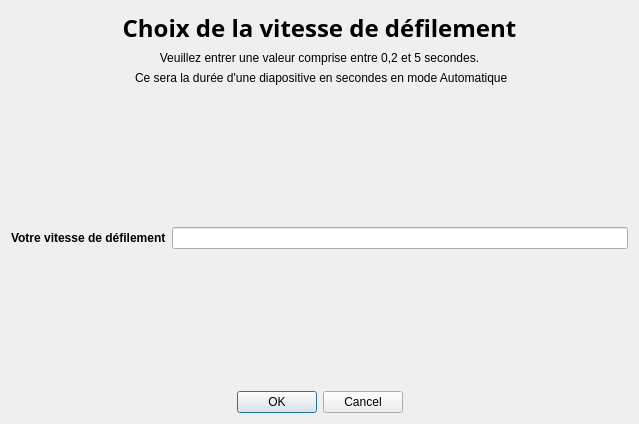
Above: V5_MVP_lecteurDiaporama/choixvitessedefilement.ui from FranzouGame/SAE1.01-LecteurDiaporama before the change. Below: the same form after it.
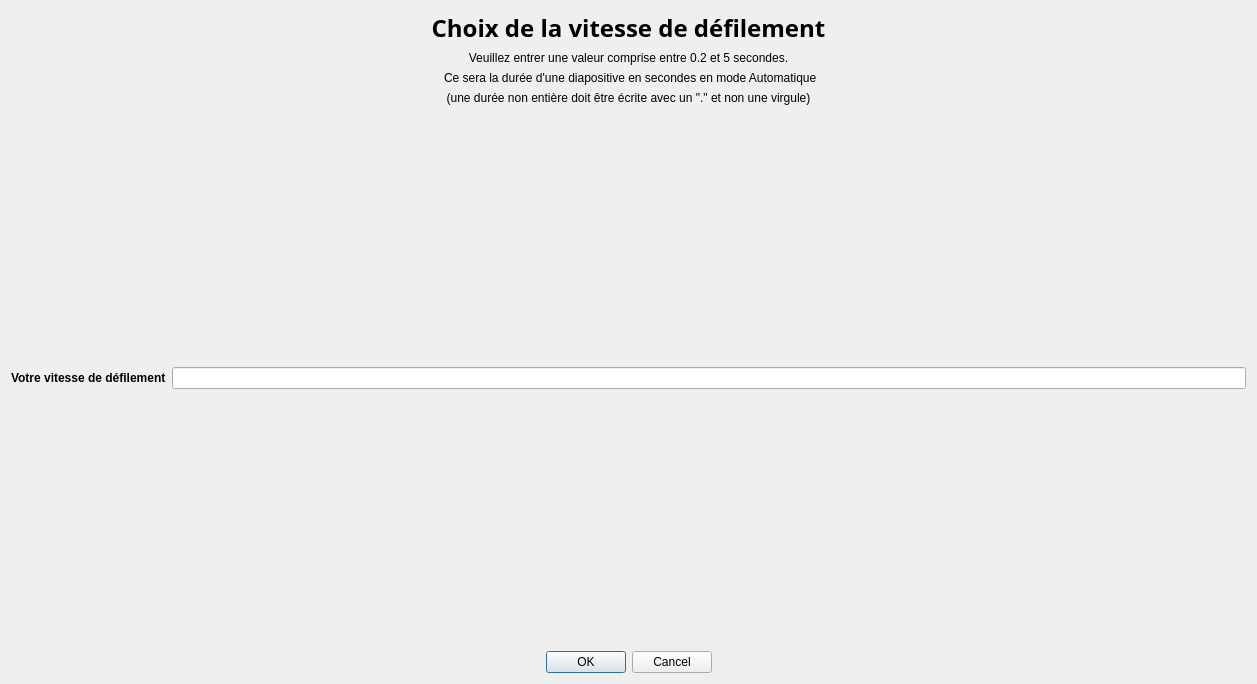
That is the form after the change.

Patch:
```diff
--- a/V5_MVP_lecteurDiaporama/choixvitessedefilement.ui
+++ b/V5_MVP_lecteurDiaporama/choixvitessedefilement.ui
@@ -6,8 +6,8 @@
    <rect>
     <x>0</x>
     <y>0</y>
-    <width>639</width>
-    <height>424</height>
+    <width>1257</width>
+    <height>684</height>
    </rect>
   </property>
   <property name="windowTitle">
@@ -36,7 +36,7 @@
      <item>
       <widget class="QLabel" name="desc1">
        <property name="text">
-        <string>Veuillez entrer une valeur comprise entre 0,2 et 5 secondes.</string>
+        <string>Veuillez entrer une valeur comprise entre 0.2 et 5 secondes.</string>
        </property>
        <property name="alignment">
         <set>Qt::AlignCenter</set>
@@ -53,6 +53,16 @@
        </property>
       </widget>
      </item>
+     <item>
+      <widget class="QLabel" name="label">
+       <property name="text">
+        <string>(une durée non entière doit être écrite avec un &quot;.&quot; et non une virgule)</string>
+       </property>
+       <property name="alignment">
+        <set>Qt::AlignCenter</set>
+       </property>
+      </widget>
+     </item>
      <item>
       <spacer name="verticalSpacer">
        <property name="orientation">
@@ -69,7 +79,7 @@
      <item>
       <layout class="QFormLayout" name="formLayout">
        <item row="0" column="0">
-        <widget class="QLabel" name="label">
+        <widget class="QLabel" name="titreSaisie">
          <property name="font">
           <font>
            <bold>true</bold>
```
Left out of the diff: 34 changed lines with no effect on the pictures.
